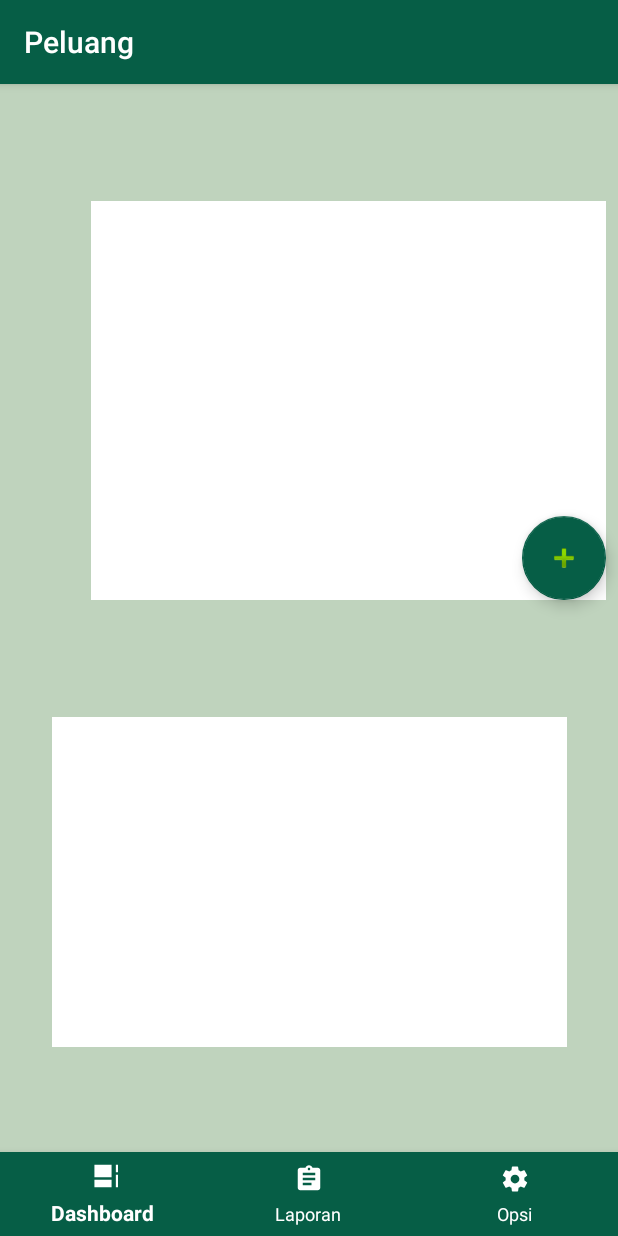
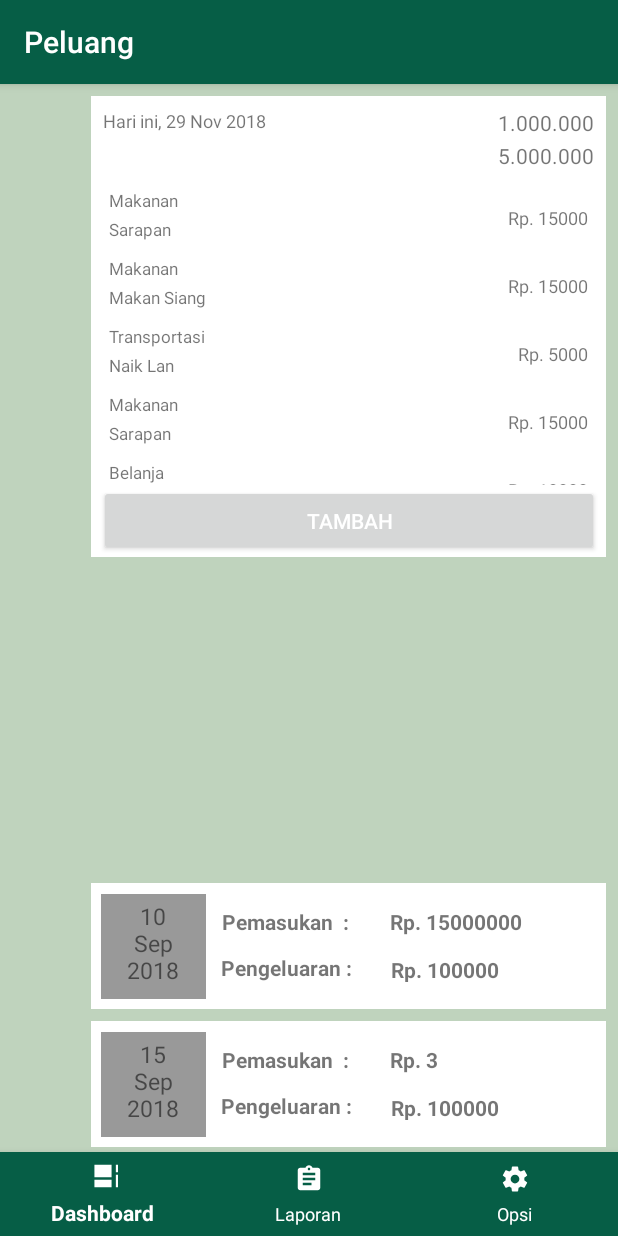
Before and after one commit to GusnaIkhsan/PELUANG, an Android app: the screen it shows after launch (MainActivity), on a phone screen of 412 x 824 dp. Run offline under Robolectric (Android 15) with nearby library versions, the phone set to English and light mode, and no system bars.

Commit message:
ui dashboard

```diff
--- a/app/src/main/java/com/gusnavanila/peluang/DashboardFragment.java
+++ b/app/src/main/java/com/gusnavanila/peluang/DashboardFragment.java
@@ -3,14 +3,53 @@ package com.gusnavanila.peluang;
 import android.app.Fragment;
 import android.os.Bundle;
 import android.support.annotation.Nullable;
+import android.support.v7.widget.LinearLayoutManager;
+import android.support.v7.widget.RecyclerView;
 import android.view.LayoutInflater;
 import android.view.View;
 import android.view.ViewGroup;
 
+import java.util.ArrayList;
+
 public class DashboardFragment extends Fragment {
+    RecyclerView _recycleView, _recycleView2;
+    DataHarianAdapter _dataHarianAdapter;
+    DataTransaksiHarianAdapter _dataTransaksiHarianAdapter;
+    ArrayList<DataHarian> _dataHarian = new ArrayList<DataHarian>();
+    ArrayList<DataTransaksiHarian> _dataTransaksiHarian = new ArrayList<DataTransaksiHarian>();
+
     @Nullable
     @Override
     public View onCreateView(LayoutInflater inflater, @Nullable ViewGroup container, Bundle savedInstanceState) {
-        return inflater.inflate(R.layout.fragment_dashboard, container, false);
+        View rootView = inflater.inflate(R.layout.fragment_dashboard, container, false);
+
+        _dataHarian.add(new DataHarian("10 Sep 2018",15000000,100000));
+        _dataHarian.add(new DataHarian("15 Sep 2018",3,100000));
+        _dataHarian.add(new DataHarian("17 Sep 2018",5,100000));
+        _dataHarian.add(new DataHarian("19 Sep 2018",300000,100000));
+        _dataHarian.add(new DataHarian("20 Sep 2018",300000,100000));
+        _dataHarian.add(new DataHarian("22 Sep 2018",300000,100000));
+        _dataHarian.add(new DataHarian("30 Sep 2018",300000,100000));
+
+        _recycleView = rootView.findViewById(R.id.recyclerView);
+        _dataHarianAdapter = new DataHarianAdapter(getActivity(),_dataHarian);
+        _recycleView.setAdapter(_dataHarianAdapter);
+        _recycleView.setLayoutManager(new LinearLayoutManager(getActivity()));
+
+        _dataTransaksiHarian.add(new DataTransaksiHarian("Makanan","Sarapan",15000));
+        _dataTransaksiHarian.add(new DataTransaksiHarian("Makanan","Makan Siang",15000));
+        _dataTransaksiHarian.add(new DataTransaksiHarian("Transportasi","Naik Lan",5000));
+        _dataTransaksiHarian.add(new DataTransaksiHarian("Makanan","Sarapan",15000));
+        _dataTransaksiHarian.add(new DataTransaksiHarian("Belanja","Jajan",10000));
+        _dataTransaksiHarian.add(new DataTransaksiHarian("Bayar Kas","Kas Org",5000));
+        _dataTransaksiHarian.add(new DataTransaksiHarian("Makanan","Sarapan",15000));
+        _dataTransaksiHarian.add(new DataTransaksiHarian("Makanan","Makan Siang",15000));
+
+        _recycleView2 = rootView.findViewById(R.id.recyclerView2);
+        _dataTransaksiHarianAdapter = new DataTransaksiHarianAdapter(getActivity(),_dataTransaksiHarian);
+        _recycleView2.setAdapter(_dataTransaksiHarianAdapter);
+        _recycleView2.setLayoutManager(new LinearLayoutManager(getActivity()));
+
+        return rootView;
     }
 }
--- a/app/src/main/java/com/gusnavanila/peluang/DataHarian.java
+++ b/app/src/main/java/com/gusnavanila/peluang/DataHarian.java
@@ -5,6 +5,9 @@ public class DataHarian {
     public int pemasukan;
     public String tanggal;
 
-    public DataHarian() {
+    public DataHarian(String tanggal, int pemasukan, int pengeluaran) {
+        this.tanggal = tanggal;
+        this.pemasukan = pemasukan;
+        this.pengeluaran = pengeluaran;
     }
 }
--- /dev/null
+++ b/app/src/main/java/com/gusnavanila/peluang/DataHarianAdapter.java
@@ -0,0 +1,58 @@
+package com.gusnavanila.peluang;
+
+import android.content.Context;
+import android.support.annotation.NonNull;
+import android.support.v7.widget.RecyclerView;
+import android.view.LayoutInflater;
+import android.view.View;
+import android.view.ViewGroup;
+import android.widget.Adapter;
+import android.widget.TextView;
+
+import java.util.ArrayList;
+
+public class DataHarianAdapter extends RecyclerView.Adapter<DataHarianAdapter.DataHarianViewHolder> {
+
+    LayoutInflater _inflater;
+    ArrayList<DataHarian> dataHarian;
+
+    public DataHarianAdapter(Context context, ArrayList<DataHarian> dataHarian) {
+        this._inflater = LayoutInflater.from(context);
+        this.dataHarian = dataHarian;
+    }
+
+    @NonNull
+    @Override
+    public DataHarianViewHolder onCreateViewHolder(ViewGroup viewGroup, int i) {
+        View itemView = _inflater.inflate(R.layout.row_dasboard, viewGroup, false);
+        return new DataHarianViewHolder(itemView, this);
+    }
+
+    @Override
+    public void onBindViewHolder(DataHarianViewHolder dataHarianViewHolder, int i) {
+        DataHarian data = dataHarian.get(i);
+        dataHarianViewHolder._tanggal.setText(data.tanggal);
+        dataHarianViewHolder._pemasukan.setText("Rp. "+String.valueOf(data.pemasukan));
+        dataHarianViewHolder._pengeluaran.setText("Rp. "+String.valueOf(data.pengeluaran));
+    }
+
+    @Override
+    public int getItemCount() {
+        return dataHarian.size();
+    }
+
+    class DataHarianViewHolder extends RecyclerView.ViewHolder {
+        TextView _tanggal, _pemasukan, _pengeluaran;
+        DataHarianAdapter _adapter;
+
+        public DataHarianViewHolder(View itemView, DataHarianAdapter dataHarianAdapter) {
+            super(itemView);
+
+            _tanggal = itemView.findViewById(R.id.tanggal);
+            _pemasukan = itemView.findViewById(R.id.tvPemasukan);
+            _pengeluaran = itemView.findViewById(R.id.tvPengeluaran);
+
+            this._adapter = dataHarianAdapter;
+        }
+    }
+}
--- /dev/null
+++ b/app/src/main/java/com/gusnavanila/peluang/DataTransaksiHarian.java
@@ -0,0 +1,12 @@
+package com.gusnavanila.peluang;
+
+public class DataTransaksiHarian {
+    String _kategori, _deskripsi;
+    int _transaksiHarian;
+
+    public DataTransaksiHarian(String kategori, String deskripsi, int transaksiHarian) {
+        this._kategori = kategori;
+        this._deskripsi = deskripsi;
+        this._transaksiHarian = transaksiHarian;
+    }
+}
--- /dev/null
+++ b/app/src/main/java/com/gusnavanila/peluang/DataTransaksiHarianAdapter.java
@@ -0,0 +1,56 @@
+package com.gusnavanila.peluang;
+
+import android.content.Context;
+import android.support.annotation.NonNull;
+import android.support.v7.widget.RecyclerView;
+import android.view.LayoutInflater;
+import android.view.View;
+import android.view.ViewGroup;
+import android.widget.TextView;
+
+import java.util.ArrayList;
+import java.util.zip.Inflater;
+
+public class DataTransaksiHarianAdapter extends RecyclerView.Adapter<DataTransaksiHarianAdapter.DataTransaksiHarianViewHolder> {
+    LayoutInflater _inflater;
+    ArrayList<DataTransaksiHarian> dataTransaksiHarian;
+
+    public DataTransaksiHarianAdapter(Context context, ArrayList<DataTransaksiHarian> dataTransaksiHarian) {
+        this._inflater = LayoutInflater.from(context);
+        this.dataTransaksiHarian = dataTransaksiHarian;
+    }
+
+    @Override
+    public DataTransaksiHarianViewHolder onCreateViewHolder(ViewGroup viewGroup, int i) {
+        View itemView = _inflater.inflate(R.layout.row_transaksi_dashboard, viewGroup,false);
+        return new DataTransaksiHarianViewHolder(itemView, this);
+    }
+
+    @Override
+    public void onBindViewHolder(DataTransaksiHarianViewHolder dataTransaksiHarianViewHolder, int i) {
+        DataTransaksiHarian data = dataTransaksiHarian.get(i);
+        dataTransaksiHarianViewHolder._kategori.setText(data._kategori);
+        dataTransaksiHarianViewHolder._deskripsi.setText(data._deskripsi);
+        dataTransaksiHarianViewHolder._transaksi.setText(String.valueOf("Rp. "+data._transaksiHarian));
+    }
+
+    @Override
+    public int getItemCount() {
+        return dataTransaksiHarian.size();
+    }
+
+    public class DataTransaksiHarianViewHolder extends RecyclerView.ViewHolder {
+        TextView _kategori, _deskripsi,_transaksi;
+        DataTransaksiHarianAdapter _adapter;
+
+        public DataTransaksiHarianViewHolder(View itemView, DataTransaksiHarianAdapter dataTransaksiHarianAdapter) {
+            super(itemView);
+
+            _kategori = itemView.findViewById(R.id.tvKategori);
+            _deskripsi = itemView.findViewById(R.id.tvDeskripsi);
+            _transaksi = itemView.findViewById(R.id.tvTransaksi);
+
+            this._adapter = dataTransaksiHarianAdapter;
+        }
+    }
+}
--- a/app/src/main/res/layout/fragment_dashboard.xml
+++ b/app/src/main/res/layout/fragment_dashboard.xml
@@ -6,48 +6,92 @@
     android:layout_height="match_parent"
     android:background="#bfd3bd">
 
-    <ScrollView
-        android:id="@+id/scrollView3"
+    <android.support.v7.widget.RecyclerView
+        android:id="@+id/recyclerView"
         android:layout_width="343dp"
-        android:layout_height="266dp"
+        android:layout_height="187dp"
         android:layout_marginStart="8dp"
-        android:layout_marginTop="8dp"
         android:layout_marginEnd="8dp"
-        android:background="#fff"
-        app:layout_constraintBottom_toTopOf="@+id/recyclerView"
+        android:background="#bfd3bd"
+        app:layout_constraintBottom_toBottomOf="parent"
         app:layout_constraintEnd_toEndOf="parent"
         app:layout_constraintHorizontal_bias="1.0"
         app:layout_constraintStart_toStartOf="parent"
-        app:layout_constraintTop_toTopOf="parent"
-        >
+        app:layout_constraintTop_toBottomOf="@+id/constraintLayout"
+        app:layout_constraintVertical_bias="1.0" />
 
-    </ScrollView>
-
-    <android.support.v7.widget.RecyclerView
-        android:id="@+id/recyclerView"
+    <android.support.constraint.ConstraintLayout
+        android:id="@+id/constraintLayout"
         android:layout_width="343dp"
-        android:layout_height="220dp"
+        android:layout_height="307dp"
         android:layout_marginStart="8dp"
         android:layout_marginTop="8dp"
         android:layout_marginEnd="8dp"
         android:background="#ffff"
-        app:layout_constraintBottom_toBottomOf="parent"
         app:layout_constraintEnd_toEndOf="parent"
-        app:layout_constraintHorizontal_bias="0.5"
-        app:layout_constraintStart_toStartOf="parent"
-        app:layout_constraintTop_toBottomOf="@+id/scrollView3" />
-
-    <android.support.design.widget.FloatingActionButton
-        android:id="@+id/floatingActionButton7"
-        android:layout_width="wrap_content"
-        android:layout_height="wrap_content"
-        android:layout_marginStart="8dp"
-        android:clickable="true"
-        app:backgroundTint="#065e46"
-        app:layout_constraintBottom_toBottomOf="@+id/scrollView3"
-        app:layout_constraintEnd_toEndOf="@+id/scrollView3"
         app:layout_constraintHorizontal_bias="1.0"
         app:layout_constraintStart_toStartOf="parent"
-        app:srcCompat="@android:drawable/ic_input_add" />
+        app:layout_constraintTop_toTopOf="parent">
+
+        <android.support.v7.widget.RecyclerView
+            android:id="@+id/recyclerView2"
+            android:layout_width="327dp"
+            android:layout_height="203dp"
+            android:layout_marginStart="8dp"
+            android:layout_marginTop="8dp"
+            android:layout_marginEnd="8dp"
+            android:background="#ffff"
+            app:layout_constraintEnd_toEndOf="parent"
+            app:layout_constraintHorizontal_bias="0.0"
+            app:layout_constraintStart_toStartOf="parent"
+            app:layout_constraintTop_toBottomOf="@+id/totalPemasukan" />
+
+        <TextView
+            android:id="@+id/tanggalHariIni"
+            android:layout_width="wrap_content"
+            android:layout_height="wrap_content"
+            android:layout_marginStart="8dp"
+            android:layout_marginTop="8dp"
+            android:text="Hari ini, 29 Nov 2018"
+            android:textSize="12sp"
+            app:layout_constraintStart_toStartOf="parent"
+            app:layout_constraintTop_toTopOf="parent" />
+
+        <Button
+            android:id="@+id/button"
+            android:layout_width="333dp"
+            android:layout_height="47dp"
+            android:layout_marginStart="8dp"
+            android:layout_marginEnd="8dp"
+            android:text="Tambah"
+            app:layout_constraintBottom_toBottomOf="parent"
+            app:layout_constraintEnd_toEndOf="parent"
+            app:layout_constraintStart_toStartOf="parent"
+            app:layout_constraintTop_toBottomOf="@+id/recyclerView2"
+            app:layout_constraintVertical_bias="0.0" />
+
+        <TextView
+            android:id="@+id/totalPengeluaran"
+            android:layout_width="204dp"
+            android:layout_height="18dp"
+            android:layout_marginTop="8dp"
+            android:layout_marginEnd="8dp"
+            android:text="1.000.000"
+            android:textAlignment="viewEnd"
+            app:layout_constraintEnd_toEndOf="parent"
+            app:layout_constraintTop_toTopOf="parent" />
+
+        <TextView
+            android:id="@+id/totalPemasukan"
+            android:layout_width="204dp"
+            android:layout_height="18dp"
+            android:layout_marginTop="4dp"
+            android:layout_marginEnd="8dp"
+            android:text="5.000.000"
+            android:textAlignment="viewEnd"
+            app:layout_constraintEnd_toEndOf="parent"
+            app:layout_constraintTop_toBottomOf="@+id/totalPengeluaran" />
+
+    </android.support.constraint.ConstraintLayout>
 
 </android.support.constraint.ConstraintLayout>
--- /dev/null
+++ b/app/src/main/res/layout/row_dasboard.xml
@@ -0,0 +1,105 @@
+<?xml version="1.0" encoding="utf-8"?>
+<android.support.constraint.ConstraintLayout xmlns:android="http://schemas.android.com/apk/res/android"
+    xmlns:app="http://schemas.android.com/apk/res-auto"
+    xmlns:tools="http://schemas.android.com/tools"
+    android:layout_width="match_parent"
+    android:layout_height="wrap_content"
+    android:background="#bfd3bd"
+    android:orientation="horizontal">
+
+    <android.support.constraint.ConstraintLayout
+        android:layout_width="344dp"
+        android:layout_height="84dp"
+        android:layout_marginTop="8dp"
+        android:background="#fff"
+        app:layout_constraintBottom_toBottomOf="parent"
+        app:layout_constraintEnd_toEndOf="parent"
+        app:layout_constraintHorizontal_bias="0.0"
+        app:layout_constraintStart_toStartOf="parent"
+        app:layout_constraintTop_toTopOf="parent"
+        app:layout_constraintVertical_bias="0.0">
+
+        <LinearLayout
+            android:id="@+id/linearLayout"
+            android:layout_width="70dp"
+            android:layout_height="70dp"
+            android:layout_marginEnd="8dp"
+            android:background="#999"
+            android:orientation="vertical"
+            app:layout_constraintBottom_toBottomOf="parent"
+            app:layout_constraintEnd_toEndOf="parent"
+            app:layout_constraintHorizontal_bias="0.026"
+            app:layout_constraintStart_toStartOf="parent"
+            app:layout_constraintTop_toTopOf="parent">
+
+            <TextView
+                android:id="@+id/tanggal"
+                android:layout_width="40dp"
+                android:layout_height="58dp"
+                android:layout_gravity="center_vertical|center_horizontal"
+                android:layout_marginTop="4dp"
+                android:text="10 SEP 2018"
+                android:textAlignment="center"
+                android:textSize="15sp" />
+        </LinearLayout>
+
+        <TextView
+            android:id="@+id/textView4"
+            android:layout_width="100dp"
+            android:layout_height="20dp"
+            android:layout_marginTop="16dp"
+            android:text="Pemasukan  :"
+
+            android:textStyle="bold"
+            app:layout_constraintEnd_toStartOf="@+id/tvPemasukan"
+            app:layout_constraintHorizontal_bias="0.5"
+            app:layout_constraintStart_toEndOf="@+id/linearLayout"
+            app:layout_constraintTop_toTopOf="parent" />
+
+        <TextView
+            android:id="@+id/textView5"
+            android:layout_width="100dp"
+            android:layout_height="wrap_content"
+            android:layout_marginTop="8dp"
+            android:layout_marginBottom="16dp"
+            android:text="Pengeluaran :"
+            android:textStyle="bold"
+            app:layout_constraintBottom_toBottomOf="parent"
+            app:layout_constraintEnd_toStartOf="@+id/tvPengeluaran"
+            app:layout_constraintHorizontal_bias="0.5"
+            app:layout_constraintStart_toEndOf="@+id/linearLayout"
+            app:layout_constraintTop_toBottomOf="@+id/textView4" />
+
+        <TextView
+            android:id="@+id/tvPemasukan"
+            android:layout_width="130dp"
+            android:layout_height="20dp"
+            android:layout_marginStart="2dp"
+            android:layout_marginTop="16dp"
+            android:layout_marginEnd="4dp"
+            android:text="10.000"
+            android:textStyle="bold"
+            app:layout_constraintEnd_toEndOf="parent"
+            app:layout_constraintHorizontal_bias="0.5"
+            app:layout_constraintStart_toEndOf="@+id/textView4"
+            app:layout_constraintTop_toTopOf="parent" />
+
+        <TextView
+            android:id="@+id/tvPengeluaran"
+            android:layout_width="130dp"
+            android:layout_height="18dp"
+            android:layout_marginStart="4dp"
+            android:layout_marginTop="12dp"
+            android:layout_marginEnd="4dp"
+            android:layout_marginBottom="8dp"
+            android:text="5.000"
+            android:textStyle="bold"
+            app:layout_constraintBottom_toBottomOf="parent"
+            app:layout_constraintEnd_toEndOf="parent"
+            app:layout_constraintHorizontal_bias="0.5"
+            app:layout_constraintStart_toEndOf="@+id/textView5"
+            app:layout_constraintTop_toBottomOf="@+id/tvPemasukan"
+            app:layout_constraintVertical_bias="0.0" />
+
+    </android.support.constraint.ConstraintLayout>
+</android.support.constraint.ConstraintLayout>
--- /dev/null
+++ b/app/src/main/res/layout/row_transaksi_dashboard.xml
@@ -0,0 +1,59 @@
+<?xml version="1.0" encoding="utf-8"?>
+<android.support.constraint.ConstraintLayout xmlns:android="http://schemas.android.com/apk/res/android"
+    xmlns:app="http://schemas.android.com/apk/res-auto"
+    xmlns:tools="http://schemas.android.com/tools"
+    android:layout_width="match_parent"
+    android:layout_height="45dp"
+    android:background="#ffff">
+
+    <android.support.constraint.ConstraintLayout
+        android:id="@+id/constraintLayout2"
+        android:layout_width="wrap_content"
+        android:layout_height="41dp"
+        android:layout_marginTop="4dp"
+        android:layout_marginEnd="8dp"
+        android:background="#bfd3bd"
+        app:layout_constraintEnd_toEndOf="@+id/tvTransaksi"
+        app:layout_constraintHorizontal_bias="0.0"
+        app:layout_constraintStart_toStartOf="parent"
+        app:layout_constraintTop_toTopOf="parent">
+
+    </android.support.constraint.ConstraintLayout>
+
+    <TextView
+        android:id="@+id/tvKategori"
+        android:layout_width="100dp"
+        android:layout_height="wrap_content"
+        android:layout_marginStart="4dp"
+        android:layout_marginTop="2dp"
+        android:text="Kategori"
+        android:textSize="11sp"
+        app:layout_constraintStart_toStartOf="@+id/constraintLayout2"
+        app:layout_constraintTop_toTopOf="@+id/constraintLayout2" />
+
+    <TextView
+        android:id="@+id/tvDeskripsi"
+        android:layout_width="100dp"
+        android:layout_height="wrap_content"
+        android:layout_marginStart="4dp"
+        android:layout_marginTop="4dp"
+        android:text="Deskripsi"
+        android:textSize="11sp"
+        app:layout_constraintStart_toStartOf="@+id/constraintLayout2"
+        app:layout_constraintTop_toBottomOf="@+id/tvKategori" />
+
+    <TextView
+        android:id="@+id/tvTransaksi"
+        android:layout_width="200dp"
+        android:layout_height="wrap_content"
+        android:layout_marginTop="8dp"
+        android:layout_marginEnd="4dp"
+        android:layout_marginBottom="8dp"
+        android:text="10.000.000"
+        android:textAlignment="viewEnd"
+        android:textSize="12sp"
+        app:layout_constraintBottom_toBottomOf="@+id/constraintLayout2"
+        app:layout_constraintEnd_toEndOf="parent"
+        app:layout_constraintTop_toTopOf="@+id/constraintLayout2" />
+
+</android.support.constraint.ConstraintLayout>
```
